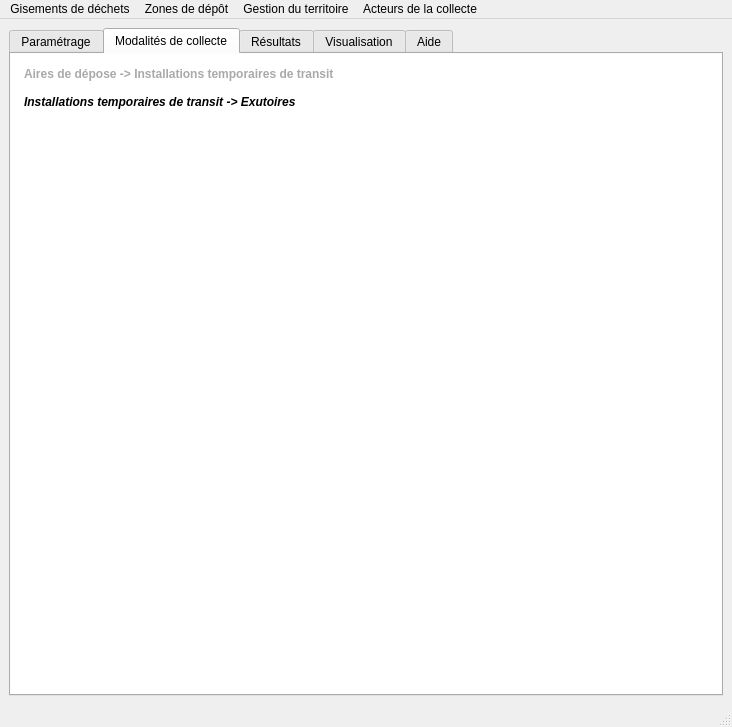
Old version of the form fenetre_principale_depos8.ui in the repository quythytruong/depos_outils_simu.
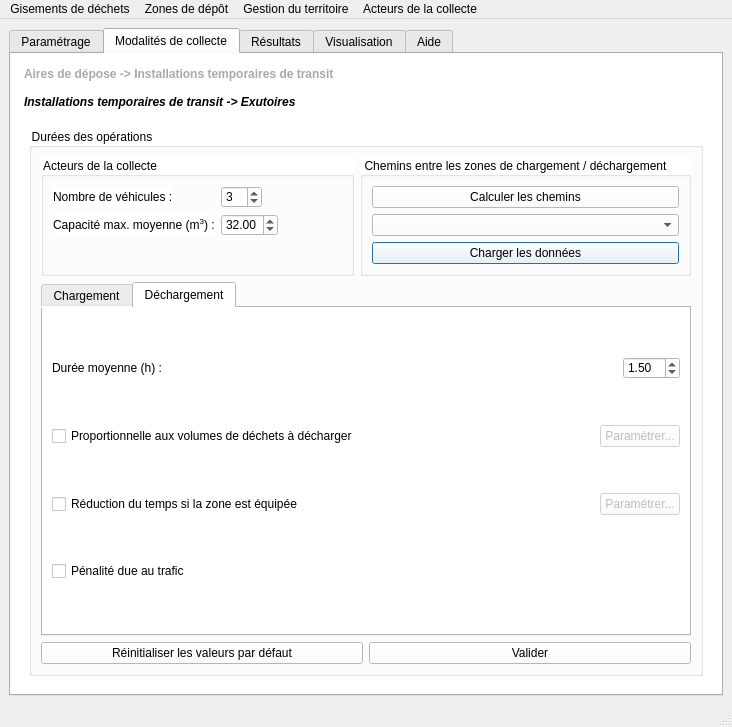
New version of the form. The open tabs and pages were chosen to show the change. Custom widgets are drawn as their Qt base class.

Commit message: Ajout/Mise à jour de quelques UI

Diff of the .ui file:
```diff
--- a/fenetre_principale_depos8.ui
+++ b/fenetre_principale_depos8.ui
@@ -7,7 +7,7 @@
     <x>0</x>
     <y>0</y>
     <width>665</width>
-    <height>663</height>
+    <height>665</height>
    </rect>
   </property>
   <property name="windowTitle">
@@ -987,14 +987,452 @@
             <rect>
              <x>0</x>
              <y>0</y>
-             <width>100</width>
-             <height>30</height>
+             <width>560</width>
+             <height>349</height>
             </rect>
            </property>
            <attribute name="label">
             <string>Installations temporaires de transit -&gt; Exutoires</string>
            </attribute>
-           <layout class="QVBoxLayout" name="verticalLayout_16"/>
+           <layout class="QVBoxLayout" name="verticalLayout_16">
+            <item>
+             <widget class="QGroupBox" name="groupBox_12">
+              <property name="sizePolicy">
+               <sizepolicy hsizetype="Preferred" vsizetype="Minimum">
+                <horstretch>0</horstretch>
+                <verstretch>0</verstretch>
+               </sizepolicy>
+              </property>
+              <property name="title">
+               <string>Durées des opérations</string>
+              </property>
+              <layout class="QVBoxLayout" name="verticalLayout_29">
+               <item>
+                <layout class="QHBoxLayout" name="horizontalLayout_31">
+                 <item>
+                  <widget class="QGroupBox" name="groupBox_10">
+                   <property name="title">
+                    <string>Acteurs de la collecte</string>
+                   </property>
+                   <layout class="QVBoxLayout" name="verticalLayout_27">
+                    <item>
+                     <layout class="QFormLayout" name="formLayout_6">
+                      <item row="0" column="0">
+                       <widget class="QLabel" name="label_32">
+                        <property name="text">
+                         <string>Nombre de véhicules :</string>
+                        </property>
+                       </widget>
+                      </item>
+                      <item row="0" column="1">
+                       <widget class="QSpinBox" name="nbVehicules_spinBox_2">
+                        <property name="sizePolicy">
+                         <sizepolicy hsizetype="Fixed" vsizetype="Fixed">
+                          <horstretch>0</horstretch>
+                          <verstretch>0</verstretch>
+                         </sizepolicy>
+                        </property>
+                        <property name="value">
+                         <number>3</number>
+                        </property>
+                       </widget>
+                      </item>
+                      <item row="1" column="0">
+                       <widget class="QLabel" name="label_33">
+                        <property name="text">
+                         <string>&lt;html&gt;&lt;head/&gt;&lt;body&gt;&lt;p&gt;Capacité max. moyenne (m&lt;span style=&quot; vertical-align:super;&quot;&gt;3&lt;/span&gt;) :&lt;/p&gt;&lt;/body&gt;&lt;/html&gt;</string>
+                        </property>
+                       </widget>
+                      </item>
+                      <item row="1" column="1">
+                       <widget class="QDoubleSpinBox" name="capaMaxMoy_doubleSpinBox_2">
+                        <property name="sizePolicy">
+                         <sizepolicy hsizetype="Fixed" vsizetype="Fixed">
+                          <horstretch>0</horstretch>
+                          <verstretch>0</verstretch>
+                         </sizepolicy>
+                        </property>
+                        <property name="value">
+                         <double>32.000000000000000</double>
+                        </property>
+                       </widget>
+                      </item>
+                     </layout>
+                    </item>
+                   </layout>
+                  </widget>
+                 </item>
+                 <item>
+                  <widget class="QGroupBox" name="groupBox_11">
+                   <property name="title">
+                    <string>Chemins entre les zones de chargement / déchargement</string>
+                   </property>
+                   <layout class="QVBoxLayout" name="verticalLayout_26">
+                    <item>
+                     <widget class="QPushButton" name="pushButtonCalculCheminVersExutoire">
+                      <property name="sizePolicy">
+                       <sizepolicy hsizetype="Preferred" vsizetype="Fixed">
+                        <horstretch>0</horstretch>
+                        <verstretch>0</verstretch>
+                       </sizepolicy>
+                      </property>
+                      <property name="text">
+                       <string>Calculer les chemins</string>
+                      </property>
+                     </widget>
+                    </item>
+                    <item>
+                     <widget class="QgsMapLayerComboBox" name="input_layer_zst_exutoire">
+                      <property name="enabled">
+                       <bool>true</bool>
+                      </property>
+                      <property name="sizePolicy">
+                       <sizepolicy hsizetype="Preferred" vsizetype="Fixed">
+                        <horstretch>0</horstretch>
+                        <verstretch>0</verstretch>
+                       </sizepolicy>
+                      </property>
+                      <property name="allowEmptyLayer">
+                       <bool>true</bool>
+                      </property>
+                     </widget>
+                    </item>
+                    <item>
+                     <widget class="QPushButton" name="pushButton_14">
+                      <property name="sizePolicy">
+                       <sizepolicy hsizetype="Preferred" vsizetype="Maximum">
+                        <horstretch>0</horstretch>
+                        <verstretch>0</verstretch>
+                       </sizepolicy>
+                      </property>
+                      <property name="text">
+                       <string>Charger les données</string>
+                      </property>
+                      <property name="autoExclusive">
+                       <bool>false</bool>
+                      </property>
+                      <property name="autoDefault">
+                       <bool>false</bool>
+                      </property>
+                      <property name="default">
+                       <bool>true</bool>
+                      </property>
+                      <property name="flat">
+                       <bool>false</bool>
+                      </property>
+                     </widget>
+                    </item>
+                   </layout>
+                  </widget>
+                 </item>
+                </layout>
+               </item>
+               <item>
+                <widget class="QTabWidget" name="tabWidget_6">
+                 <property name="currentIndex">
+                  <number>0</number>
+                 </property>
+                 <widget class="QWidget" name="tab_12">
+                  <attribute name="title">
+                   <string>Chargement</string>
+                  </attribute>
+                  <layout class="QVBoxLayout" name="verticalLayout_30">
+                   <item>
+                    <layout class="QHBoxLayout" name="horizontalLayout_35">
+                     <item>
+                      <widget class="QLabel" name="label_54">
+                       <property name="sizePolicy">
+                        <sizepolicy hsizetype="Preferred" vsizetype="Preferred">
+                         <horstretch>0</horstretch>
+                         <verstretch>0</verstretch>
+                        </sizepolicy>
+                       </property>
+                       <property name="text">
+                        <string>Durée moyenne (h) :</string>
+                       </property>
+                      </widget>
+                     </item>
+                     <item>
+                      <widget class="QDoubleSpinBox" name="input_chgt_duree_base_2">
+                       <property name="sizePolicy">
+                        <sizepolicy hsizetype="Fixed" vsizetype="Fixed">
+                         <horstretch>0</horstretch>
+                         <verstretch>0</verstretch>
+                        </sizepolicy>
+                       </property>
+                       <property name="value">
+                        <double>1.500000000000000</double>
+                       </property>
+                      </widget>
+                     </item>
+                    </layout>
+                   </item>
+                   <item>
+                    <layout class="QHBoxLayout" name="horizontalLayout_36">
+                     <item>
+                      <widget class="QCheckBox" name="check_duree_selon_volume_3">
+                       <property name="sizePolicy">
+                        <sizepolicy hsizetype="Expanding" vsizetype="Fixed">
+                         <horstretch>0</horstretch>
+                         <verstretch>0</verstretch>
+                        </sizepolicy>
+                       </property>
+                       <property name="text">
+                        <string>Proportionnelle aux volumes de déchets à charger</string>
+                       </property>
+                      </widget>
+                     </item>
+                     <item>
+                      <spacer name="horizontalSpacer_6">
+                       <property name="orientation">
+                        <enum>Qt::Horizontal</enum>
+                       </property>
+                       <property name="sizeType">
+                        <enum>QSizePolicy::Fixed</enum>
+                       </property>
+                       <property name="sizeHint" stdset="0">
+                        <size>
+                         <width>40</width>
+                         <height>20</height>
+                        </size>
+                       </property>
+                      </spacer>
+                     </item>
+                     <item>
+                      <widget class="QPushButton" name="pushButton_15">
+                       <property name="enabled">
+                        <bool>false</bool>
+                       </property>
+                       <property name="sizePolicy">
+                        <sizepolicy hsizetype="Maximum" vsizetype="Fixed">
+                         <horstretch>0</horstretch>
+                         <verstretch>0</verstretch>
+                        </sizepolicy>
+                       </property>
+                       <property name="text">
+                        <string>Paramétrer...</string>
+                       </property>
+                      </widget>
+                     </item>
+                    </layout>
+                   </item>
+                   <item>
+                    <layout class="QHBoxLayout" name="horizontalLayout_37">
+                     <item>
+                      <widget class="QCheckBox" name="checkBox_duree_reduite_2">
+                       <property name="text">
+                        <string>Réduction du temps si la zone est équipée</string>
+                       </property>
+                      </widget>
+                     </item>
+                     <item>
+                      <spacer name="horizontalSpacer_7">
+                       <property name="orientation">
+                        <enum>Qt::Horizontal</enum>
+                       </property>
+                       <property name="sizeType">
+                        <enum>QSizePolicy::Fixed</enum>
+                       </property>
+                       <property name="sizeHint" stdset="0">
+                        <size>
+                         <width>40</width>
+                         <height>20</height>
+                        </size>
+                       </property>
+                      </spacer>
+                     </item>
+                     <item>
+                      <widget class="QPushButton" name="pushButton_16">
+                       <property name="enabled">
+                        <bool>false</bool>
+                       </property>
+                       <property name="sizePolicy">
+                        <sizepolicy hsizetype="Maximum" vsizetype="Fixed">
+                         <horstretch>0</horstretch>
+                         <verstretch>0</verstretch>
+                        </sizepolicy>
+                       </property>
+                       <property name="text">
+                        <string>Paramétrer...</string>
+                       </property>
+                      </widget>
+                     </item>
+                    </layout>
+                   </item>
+                  </layout>
+                 </widget>
+                 <widget class="QWidget" name="tab_13">
+                  <attribute name="title">
+                   <string>Déchargement</string>
+                  </attribute>
+                  <layout class="QVBoxLayout" name="verticalLayout_31">
+                   <item>
+                    <layout class="QHBoxLayout" name="horizontalLayout_38">
+                     <item>
+                      <widget class="QLabel" name="label_63">
+                       <property name="sizePolicy">
+                        <sizepolicy hsizetype="Preferred" vsizetype="Preferred">
+                         <horstretch>0</horstretch>
+                         <verstretch>0</verstretch>
+                        </sizepolicy>
+                       </property>
+                       <property name="text">
+                        <string>Durée moyenne (h) :</string>
+                       </property>
+                      </widget>
+                     </item>
+                     <item>
+                      <widget class="QDoubleSpinBox" name="input_duree_base_dechgt_2">
+                       <property name="sizePolicy">
+                        <sizepolicy hsizetype="Fixed" vsizetype="Fixed">
+                         <horstretch>0</horstretch>
+                         <verstretch>0</verstretch>
+                        </sizepolicy>
+                       </property>
+                       <property name="value">
+                        <double>1.500000000000000</double>
+                       </property>
+                      </widget>
+                     </item>
+                    </layout>
+                   </item>
+                   <item>
+                    <layout class="QHBoxLayout" name="horizontalLayout_39">
+                     <item>
+                      <widget class="QCheckBox" name="check_duree_selon_volume_4">
+                       <property name="sizePolicy">
+                        <sizepolicy hsizetype="Preferred" vsizetype="Preferred">
+                         <horstretch>0</horstretch>
+                         <verstretch>0</verstretch>
+                        </sizepolicy>
+                       </property>
+                       <property name="text">
+                        <string>Proportionnelle aux volumes de déchets à décharger</string>
+                       </property>
+                      </widget>
+                     </item>
+                     <item>
+                      <spacer name="horizontalSpacer_8">
+                       <property name="orientation">
+                        <enum>Qt::Horizontal</enum>
+                       </property>
+                       <property name="sizeType">
+                        <enum>QSizePolicy::Fixed</enum>
+                       </property>
+                       <property name="sizeHint" stdset="0">
+                        <size>
+                         <width>40</width>
+                         <height>20</height>
+                        </size>
+                       </property>
+                      </spacer>
+                     </item>
+                     <item>
+                      <widget class="QPushButton" name="pushButton_17">
+                       <property name="enabled">
+                        <bool>false</bool>
+                       </property>
+                       <property name="sizePolicy">
+                        <sizepolicy hsizetype="Maximum" vsizetype="Fixed">
+                         <horstretch>0</horstretch>
+                         <verstretch>0</verstretch>
+                        </sizepolicy>
+                       </property>
+                       <property name="text">
+                        <string>Paramétrer...</string>
+                       </property>
+                      </widget>
+                     </item>
+                    </layout>
+                   </item>
+                   <item>
+                    <layout class="QHBoxLayout" name="horizontalLayout_40">
+                     <item>
+                      <widget class="QCheckBox" name="checkBox_duree_reduite_5">
+                       <property name="enabled">
+                        <bool>true</bool>
+                       </property>
+                       <property name="text">
+                        <string>Réduction du temps si la zone est équipée</string>
+                       </property>
+                      </widget>
+                     </item>
+                     <item>
+                      <spacer name="horizontalSpacer_9">
+                       <property name="orientation">
+                        <enum>Qt::Horizontal</enum>
+                       </property>
+                       <property name="sizeType">
+                        <enum>QSizePolicy::Fixed</enum>
+                       </property>
+                       <property name="sizeHint" stdset="0">
+                        <size>
+                         <width>40</width>
+                         <height>20</height>
+                        </size>
+                       </property>
+                      </spacer>
+                     </item>
+                     <item>
+                      <widget class="QPushButton" name="pushButton_18">
+                       <property name="enabled">
+                        <bool>false</bool>
+                       </property>
+                       <property name="sizePolicy">
+                        <sizepolicy hsizetype="Maximum" vsizetype="Fixed">
+                         <horstretch>0</horstretch>
+                         <verstretch>0</verstretch>
+                        </sizepolicy>
+                       </property>
+                       <property name="text">
+                        <string>Paramétrer...</string>
+                       </property>
+                      </widget>
+                     </item>
+                    </layout>
+                   </item>
+                   <item>
+                    <widget class="QCheckBox" name="checkBox_19">
+                     <property name="sizePolicy">
+                      <sizepolicy hsizetype="Preferred" vsizetype="Fixed">
+                       <horstretch>0</horstretch>
+                       <verstretch>0</verstretch>
+                      </sizepolicy>
+                     </property>
+                     <property name="text">
+                      <string>Pénalité due au trafic</string>
+                     </property>
+                    </widget>
+                   </item>
+                  </layout>
+                 </widget>
+                </widget>
+               </item>
+               <item>
+                <layout class="QHBoxLayout" name="horizontalLayout_41">
+                 <item>
+                  <widget class="QPushButton" name="pushButton_19">
+                   <property name="styleSheet">
+                    <string notr="true"/>
+                   </property>
+                   <property name="text">
+                    <string>Réinitialiser les valeurs par défaut</string>
+                   </property>
+                  </widget>
+                 </item>
+                 <item>
+                  <widget class="QPushButton" name="okModalitesCollecte_pushButton_2">
+                   <property name="text">
+                    <string>Valider</string>
+                   </property>
+                  </widget>
+                 </item>
+                </layout>
+               </item>
+              </layout>
+             </widget>
+            </item>
+           </layout>
           </widget>
          </widget>
         </item>
```
Left out of the diff: 226 changed lines with no effect on the pictures. The commit also changes 6 other files.
